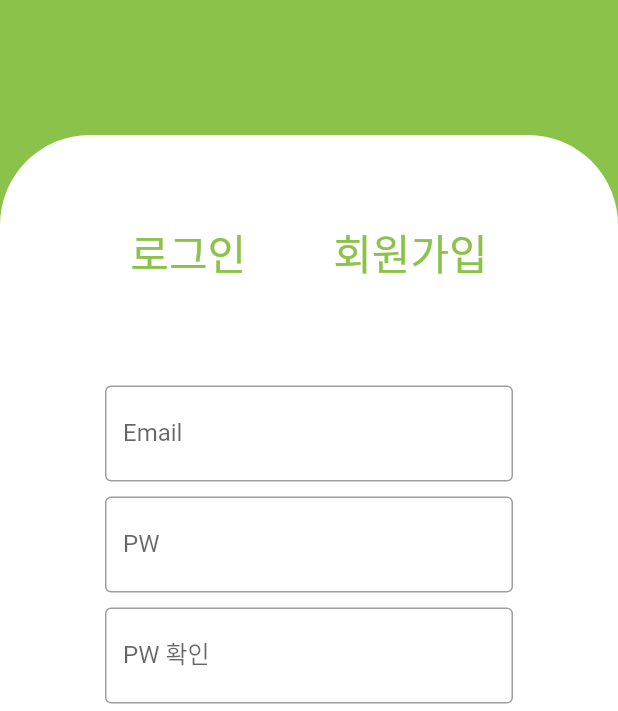
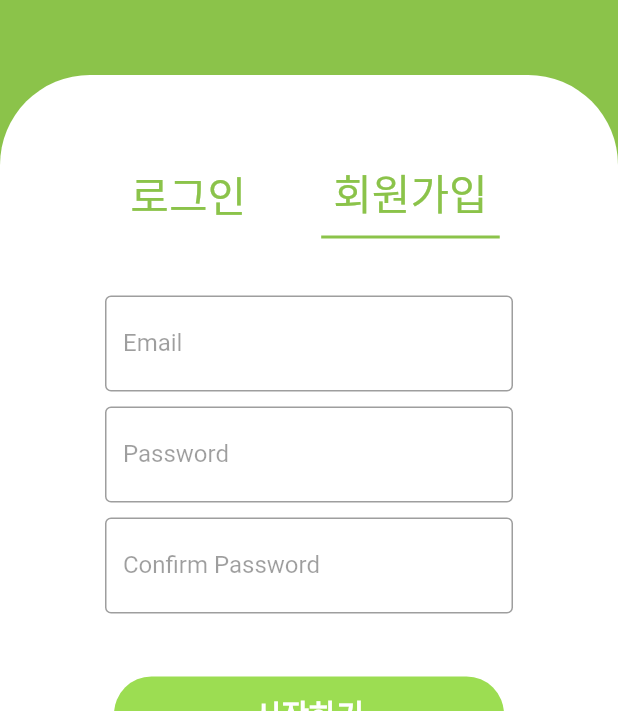
Before and after one commit to Gogumalang/CardMap, a Flutter app: the screen it shows after launch, after a tap on "회원가입", on a phone screen of 412 x 824 dp, the part 525-1236 px from its top. Run offline on Flutter 3.47's test engine with Material 2 defaults, Android fonts, the phone set to English and light mode, and no system bars; our stand-ins replace firebase_auth, firebase_core, geolocator, get; missing offline and left inert: flutter_naver_map; accounts and stored records are empty.

Commit message:
update login and sign up finished more

```diff
--- a/lib/screen/auth.dart
+++ b/lib/screen/auth.dart
@@ -13,9 +13,8 @@ class AuthPage extends StatelessWidget {
         stream: FirebaseAuth.instance.authStateChanges(),
         builder: (context, snapshot) {
           if (snapshot.hasData) {
-
-            print(snapshot.data);
-            return HomePage();
+            //print(snapshot.data);
+            return const HomePage();
           } else {
             return const LoginPage();
           }
--- a/lib/screen/login.dart
+++ b/lib/screen/login.dart
@@ -1,5 +1,3 @@
-import 'dart:ffi';
-
 import 'package:cardmap/screen/signup.dart';
 import 'package:firebase_auth/firebase_auth.dart';
 import 'package:flutter/material.dart';
@@ -20,7 +18,7 @@ class LoginPageState extends State<LoginPage> {
   late String id;
   late String password;
 
-  void validateAndSave() async {
+  void logUserIn() async {
     final form = formKey.currentState;
     if (form!.validate()) {
       form.save();
@@ -36,48 +34,38 @@ class LoginPageState extends State<LoginPage> {
     );
 
     try {
-      await FirebaseAuth.instance.signInWithEmailAndPassword(
+      await FirebaseAuth.instance
+          .signInWithEmailAndPassword(
             email: idController.text,
             password: pwController.text,
-      );
-      Navigator.pop(context);
+          )
+          .then((value) => Navigator.pop(context));
     } on FirebaseAuthException catch (e) {
       Navigator.pop(context);
       //print(e);
       if (e.code == 'user-not-found' || e.code == 'invalid-email') {
-        wrongEmailMessage();
-        // setState(() {
-        //   wrongId = true;
-        // });
-        //print('wrong email');
+        errorMessage('존재하지 않는 이메일 입니다.');
       } else if (e.code == 'wrong-password') {
-        wrongPasswordMessage();
-        // setState(() {
-        //   wrongPw = true;
-        // });
-        //print('wrong password');
+        errorMessage('비밀번호가 틀렸습니다.');
       }
     }
   }
 
-  void wrongEmailMessage() {
+  void errorMessage(String message) {
     showDialog(
       context: context,
       builder: (context) {
-        return const AlertDialog(
-          title: Text('존재하지 않는 이메일 입니다.'),
-        );
+        return AlertDialog(title: Text(message), actions: <Widget>[
+          TextButton(
+            style: TextButton.styleFrom(
+              textStyle: Theme.of(context).textTheme.labelLarge,
+            ),
+            child: const Text('확인'),
+            onPressed: () {
+              Navigator.of(context).pop();
             },
-    );
-  }
-
-  void wrongPasswordMessage() {
-    showDialog(
-      context: context,
-      builder: (context) {
-        return const AlertDialog(
-          title: Text('비밀번호가 틀렸습니다.'),
-        );
+          ),
+        ]);
       },
     );
   }
@@ -102,10 +90,10 @@ class LoginPageState extends State<LoginPage> {
                 child:
                     Image.asset('assets/images/CardmapLogo.png')), // 로고 이미지 추가
             const SizedBox(
-              height: 90,
+              height: 50,
             ),
             Container(
-              height: 492,
+              height: 600,
               decoration: const BoxDecoration(
                 // 동글동글한 흰색 Box
                 color: Colors.white,
@@ -134,7 +122,12 @@ class LoginPageState extends State<LoginPage> {
                                 ),
                               ),
                             ),
-                            TextButton(
+                            Container(
+                              decoration: const BoxDecoration(
+                                  border: BorderDirectional(
+                                      bottom: BorderSide(
+                                          width: 2, color: Colors.lightGreen))),
+                              child: TextButton(
                                 // 로그인 버튼
                                 style: const ButtonStyle(),
                                 onPressed: () {},
@@ -151,6 +144,7 @@ class LoginPageState extends State<LoginPage> {
                                   ],
                                 ),
                               ),
+                            ),
                           ],
                         ),
                         const SizedBox(
@@ -159,7 +153,8 @@ class LoginPageState extends State<LoginPage> {
                         TextButton(
                           // 회원가입 버튼
                           onPressed: () {
-                            Get.to(const SignUpPage());
+                            Get.to(() => const SignUpPage(),
+                                transition: Transition.noTransition);
                           },
                           child: const Text(
                             "회원가입",
@@ -172,7 +167,7 @@ class LoginPageState extends State<LoginPage> {
                         ),
                       ],
                     ),
-                    const SizedBox(height: 60),
+                    const SizedBox(height: 38),
                     Padding(
                       // ID입력란
                       padding: const EdgeInsets.symmetric(horizontal: 20),
@@ -180,6 +175,7 @@ class LoginPageState extends State<LoginPage> {
                         controller: idController,
                         decoration: const InputDecoration(
                             labelText: 'ID',
+                            labelStyle: TextStyle(color: Colors.black38),
                             border: OutlineInputBorder(),
                             hintText: '아이디를 입력하세요'),
                         validator: (value) =>
@@ -194,7 +190,8 @@ class LoginPageState extends State<LoginPage> {
                         controller: pwController,
                         obscureText: true,
                         decoration: const InputDecoration(
-                            labelText: 'PW',
+                            labelText: 'Password',
+                            labelStyle: TextStyle(color: Colors.black38),
                             border: OutlineInputBorder(),
                             hintText: '비밀번호를 입력하세요'),
                         validator: (value) =>
@@ -219,7 +216,7 @@ class LoginPageState extends State<LoginPage> {
                         const SizedBox(width: 13),
                       ],
                     ),
-                    const SizedBox(height: 34),
+                    const SizedBox(height: 53),
                     Row(
                       // 시작하기
                       mainAxisAlignment: MainAxisAlignment.center,
@@ -231,7 +228,7 @@ class LoginPageState extends State<LoginPage> {
                               color: const Color.fromARGB(255, 156, 221, 82),
                               borderRadius: BorderRadius.circular(50)),
                           child: TextButton(
-                            onPressed: validateAndSave,
+                            onPressed: logUserIn,
                             child: const Center(
                               child: Text(
                                 "시작하기",
@@ -257,38 +254,3 @@ class LoginPageState extends State<LoginPage> {
     );
   }
 }
-
-// class WrongInfo extends StatelessWidget {
-//   const WrongInfo({
-//     super.key,
-//   });
-
-//   @override
-//   Widget build(BuildContext context) {
-//     if (LoginPageState.wrongId == true) {
-//       return const Padding(
-//         padding: EdgeInsets.all(15),
-//         child: Text(
-//           "Wrong Email!!",
-//           style: TextStyle(
-//             color: Colors.red,
-//           ),
-//         ),
-//       );
-//     } else if (LoginPageState.wrongPw == true) {
-//       return const Padding(
-//         padding: EdgeInsets.symmetric(vertical: 15, horizontal: 0),
-//         child: Text(
-//           "Wrong Password!!",
-//           style: TextStyle(
-//             color: Colors.red,
-//           ),
-//         ),
-//       );
-//     } else {
-//       return const SizedBox(
-//         height: 50,
-//       );
-//     }
-//   }
-// }
--- a/lib/screen/more.dart
+++ b/lib/screen/more.dart
@@ -55,10 +55,10 @@ class MorePage extends StatelessWidget {
                   ),
                 ),
               ),
-              const Center(
+              Center(
                 child: Text(
-                  "1004@gmail.com",
-                  style: TextStyle(color: Colors.black54),
+                  user.email!,
+                  style: const TextStyle(color: Colors.black54),
                 ),
               ),
               const SizedBox(
--- a/lib/screen/signup.dart
+++ b/lib/screen/signup.dart
@@ -16,57 +16,64 @@ class SignUpPageState extends State<SignUpPage> {
   final formKey = GlobalKey<FormState>();
   final idController = TextEditingController();
   final pwController = TextEditingController();
+  final confirmPwController = TextEditingController();
 
   late String id;
   late String password;
 
-  void validateAndSave() async {
+  void signUserUp() async {
     final form = formKey.currentState;
     if (form!.validate()) {
       form.save();
     }
+
+    showDialog(
+      context: context,
+      builder: (context) {
+        return const Center(
+          child: CircularProgressIndicator(),
+        );
+      },
+    );
+
     try {
-      await FirebaseAuth.instance.signInWithEmailAndPassword(
+      if (pwController.text == confirmPwController.text) {
+        await FirebaseAuth.instance
+            .createUserWithEmailAndPassword(
               email: idController.text,
               password: pwController.text,
-      );
+            )
+            .then((value) => Navigator.pop(context));
+      } else {
+        Navigator.pop(context);
+        errorMessage('비밀번호가 일치하지 않습니다.');
+      }
     } on FirebaseAuthException catch (e) {
       Navigator.pop(context);
       //print(e);
-      if (e.code == 'user-not-found' || e.code == 'invalid-email') {
-        wrongEmailMessage();
-        // setState(() {
-        //   wrongId = true;
-        // });
-        //print('wrong email');
-      } else if (e.code == 'wrong-password') {
-        wrongPasswordMessage();
-        // setState(() {
-        //   wrongPw = true;
-        // });
-        //print('wrong password');
+      if (e.code == 'email-already-in-use') {
+        errorMessage('이미 사용중인 이메일 입니다.');
+      } else if (e.code == 'weak-password') {
+        errorMessage('비밀번호가 6자리 이상이어야 합니다.');
       }
     }
   }
 
-  void wrongEmailMessage() {
+  void errorMessage(String message) {
     showDialog(
       context: context,
       builder: (context) {
-        return const AlertDialog(
-          title: Text('존재하지 않는 이메일 입니다.'),
-        );
+        return AlertDialog(title: Text(message), actions: <Widget>[
+          TextButton(
+            style: TextButton.styleFrom(
+              textStyle: Theme.of(context).textTheme.labelLarge,
+            ),
+            child: const Text('확인'),
+            onPressed: () {
+              Navigator.of(context).pop();
             },
-    );
-  }
-
-  void wrongPasswordMessage() {
-    showDialog(
-      context: context,
-      builder: (context) {
-        return const AlertDialog(
-          title: Text('비밀번호가 틀렸습니다.'),
-        );
+          ),
+        ]);
       },
     );
   }
@@ -88,12 +95,11 @@ class SignUpPageState extends State<SignUpPage> {
           children: [
             const SizedBox(height: 110),
             Center(child: Image.asset('assets/images/CardmapLogo.png')),
-            const SizedBox(height: 20),
             const SizedBox(
-              height: 70,
+              height: 50,
             ),
             Container(
-              height: 492,
+              height: 600,
               decoration: const BoxDecoration(
                 color: Colors.white,
                 borderRadius: BorderRadius.only(
@@ -124,7 +130,8 @@ class SignUpPageState extends State<SignUpPage> {
                             TextButton(
                               style: const ButtonStyle(),
                               onPressed: () {
-                                Get.to(LoginPage());
+                                Get.to(() => const LoginPage(),
+                                    transition: Transition.noTransition);
                               },
                               child: const Column(
                                 children: [
@@ -144,7 +151,12 @@ class SignUpPageState extends State<SignUpPage> {
                         const SizedBox(
                           width: 42,
                         ),
-                        TextButton(
+                        Container(
+                          decoration: const BoxDecoration(
+                              border: BorderDirectional(
+                                  bottom: BorderSide(
+                                      width: 2, color: Colors.lightGreen))),
+                          child: TextButton(
                             onPressed: () {},
                             child: const Text(
                               "회원가입",
@@ -155,15 +167,17 @@ class SignUpPageState extends State<SignUpPage> {
                               ),
                             ),
                           ),
+                        ),
                       ],
                     ),
-                    const SizedBox(height: 60),
+                    const SizedBox(height: 38),
                     Padding(
                       padding: const EdgeInsets.symmetric(horizontal: 20),
                       child: TextFormField(
                         controller: idController,
                         decoration: const InputDecoration(
                             labelText: 'Email',
+                            labelStyle: TextStyle(color: Colors.black38),
                             border: OutlineInputBorder(),
                             hintText: '이메일을 입력하세요'),
                         validator: (value) =>
@@ -177,7 +191,8 @@ class SignUpPageState extends State<SignUpPage> {
                         controller: pwController,
                         obscureText: true,
                         decoration: const InputDecoration(
-                            labelText: 'PW',
+                            labelText: 'Password',
+                            labelStyle: TextStyle(color: Colors.black38),
                             border: OutlineInputBorder(),
                             hintText: '비밀번호를 입력하세요'),
                         validator: (value) =>
@@ -188,10 +203,11 @@ class SignUpPageState extends State<SignUpPage> {
                     Padding(
                       padding: const EdgeInsets.fromLTRB(20, 10, 20, 20),
                       child: TextFormField(
-                        controller: pwController,
+                        controller: confirmPwController,
                         obscureText: true,
                         decoration: const InputDecoration(
-                            labelText: 'PW 확인',
+                            labelText: 'Confirm Password',
+                            labelStyle: TextStyle(color: Colors.black38),
                             border: OutlineInputBorder(),
                             hintText: '비밀번호를 입력하세요'),
                         validator: (value) =>
@@ -199,6 +215,7 @@ class SignUpPageState extends State<SignUpPage> {
                         onSaved: (value) => password = value!,
                       ),
                     ),
+                    const SizedBox(height: 22),
                     Row(
                       mainAxisAlignment: MainAxisAlignment.center,
                       children: [
@@ -209,7 +226,7 @@ class SignUpPageState extends State<SignUpPage> {
                               color: const Color.fromARGB(255, 156, 221, 82),
                               borderRadius: BorderRadius.circular(50)),
                           child: TextButton(
-                            onPressed: validateAndSave,
+                            onPressed: signUserUp,
                             child: const Center(
                               child: Text(
                                 "시작하기",
@@ -271,38 +288,3 @@ class LocationIcon extends StatelessWidget {
     );
   }
 }
-
-// class WrongInfo extends StatelessWidget {
-//   const WrongInfo({
-//     super.key,
-//   });
-
-//   @override
-//   Widget build(BuildContext context) {
-//     if (LoginPageState.wrongId == true) {
-//       return const Padding(
-//         padding: EdgeInsets.all(15),
-//         child: Text(
-//           "Wrong Email!!",
-//           style: TextStyle(
-//             color: Colors.red,
-//           ),
-//         ),
-//       );
-//     } else if (LoginPageState.wrongPw == true) {
-//       return const Padding(
-//         padding: EdgeInsets.symmetric(vertical: 15, horizontal: 0),
-//         child: Text(
-//           "Wrong Password!!",
-//           style: TextStyle(
-//             color: Colors.red,
-//           ),
-//         ),
-//       );
-//     } else {
-//       return const SizedBox(
-//         height: 50,
-//       );
-//     }
-//   }
-// }
```
Also changed, not shown: lib/main.dart (+1 -72 lines). Lines whose indentation alone changed are shown as unchanged.
